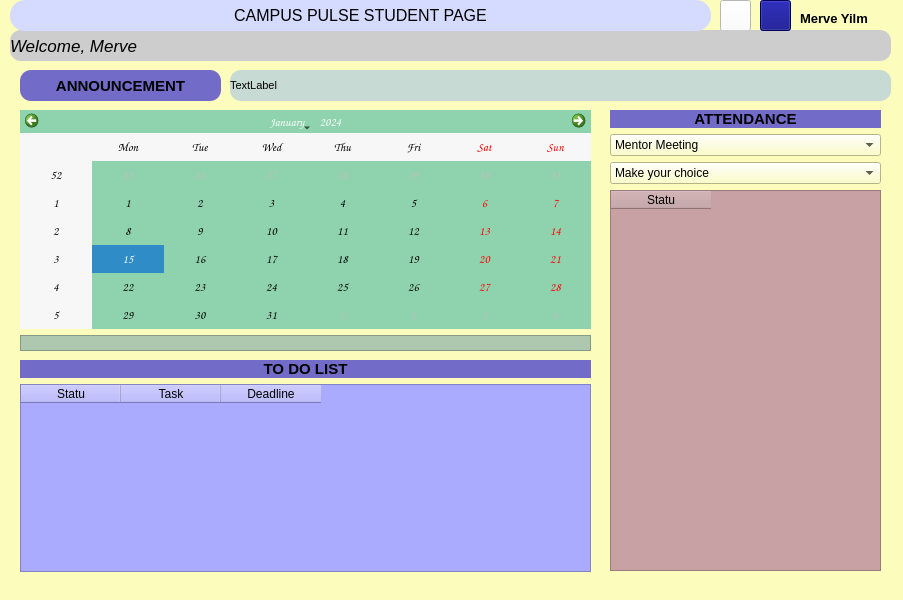
First picture: the form in student.ui, repository yaydemirpro/Campus-Pulse, before the edit.
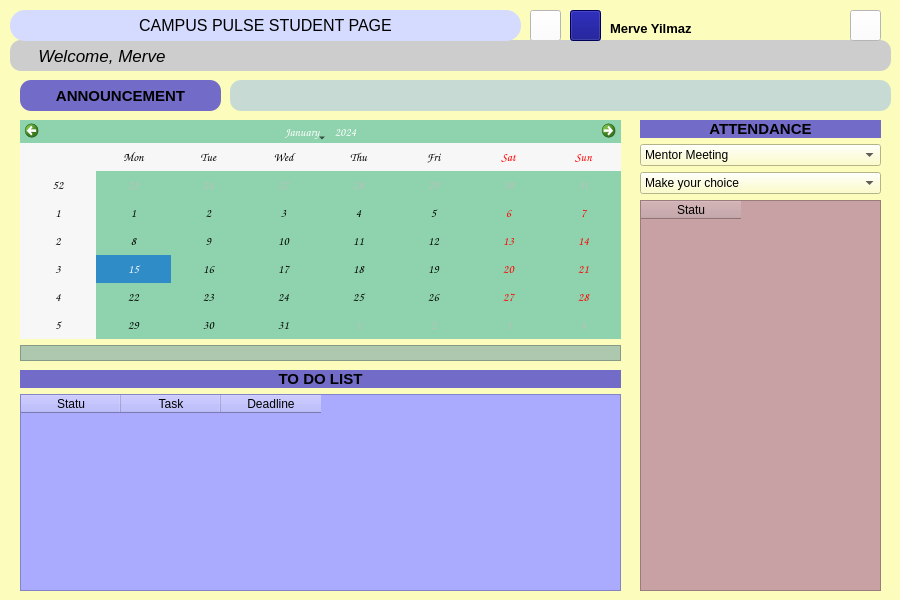
Second picture: the form after the edit. Icons and pictures are not drawn.

```diff
--- a/student.ui
+++ b/student.ui
@@ -6,7 +6,7 @@
    <rect>
     <x>0</x>
     <y>0</y>
-    <width>903</width>
+    <width>900</width>
     <height>600</height>
    </rect>
   </property>
@@ -35,8 +35,8 @@
    <widget class="QPushButton" name="pushButton">
     <property name="geometry">
      <rect>
-      <x>720</x>
-      <y>0</y>
+      <x>530</x>
+      <y>10</y>
       <width>31</width>
       <height>31</height>
      </rect>
@@ -62,7 +62,7 @@
     <property name="geometry">
      <rect>
       <x>10</x>
-      <y>30</y>
+      <y>40</y>
       <width>881</width>
       <height>31</height>
      </rect>
@@ -84,7 +84,7 @@
      <enum>QFrame::Sunken</enum>
     </property>
     <property name="text">
-     <string>Welcome, Merve</string>
+     <string>      Welcome, Merve</string>
     </property>
     <property name="margin">
      <number>0</number>
@@ -93,9 +93,9 @@
    <widget class="QLabel" name="label">
     <property name="geometry">
      <rect>
-      <x>800</x>
-      <y>10</y>
-      <width>68</width>
+      <x>610</x>
+      <y>20</y>
+      <width>231</width>
       <height>16</height>
      </rect>
     </property>
@@ -114,8 +114,8 @@
    <widget class="QPushButton" name="pushButton_2">
     <property name="geometry">
      <rect>
-      <x>760</x>
-      <y>0</y>
+      <x>570</x>
+      <y>10</y>
       <width>31</width>
       <height>31</height>
      </rect>
@@ -141,8 +141,8 @@
     <property name="geometry">
      <rect>
       <x>10</x>
-      <y>0</y>
-      <width>701</width>
+      <y>10</y>
+      <width>511</width>
       <height>31</height>
      </rect>
     </property>
@@ -168,10 +168,10 @@
    <widget class="QWidget" name="layoutWidget">
     <property name="geometry">
      <rect>
-      <x>610</x>
-      <y>110</y>
-      <width>271</width>
-      <height>461</height>
+      <x>640</x>
+      <y>120</y>
+      <width>241</width>
+      <height>471</height>
      </rect>
     </property>
     <layout class="QVBoxLayout" name="verticalLayout_3">
@@ -258,7 +258,7 @@
     <property name="geometry">
      <rect>
       <x>20</x>
-      <y>70</y>
+      <y>80</y>
       <width>201</width>
       <height>31</height>
      </rect>
@@ -285,9 +285,9 @@
     <property name="geometry">
      <rect>
       <x>20</x>
-      <y>360</y>
-      <width>571</width>
-      <height>212</height>
+      <y>370</y>
+      <width>601</width>
+      <height>221</height>
      </rect>
     </property>
     <layout class="QVBoxLayout" name="verticalLayout">
@@ -340,8 +340,8 @@
     <property name="geometry">
      <rect>
       <x>20</x>
-      <y>110</y>
-      <width>571</width>
+      <y>120</y>
+      <width>601</width>
       <height>241</height>
      </rect>
     </property>
@@ -387,7 +387,7 @@
     <property name="geometry">
      <rect>
       <x>230</x>
-      <y>70</y>
+      <y>80</y>
       <width>661</width>
       <height>31</height>
      </rect>
@@ -402,7 +402,7 @@
 background-color: rgb(200, 218, 212);</string>
     </property>
     <property name="text">
-     <string>TextLabel</string>
+     <string/>
     </property>
     <property name="alignment">
      <set>Qt::AlignLeading|Qt::AlignLeft|Qt::AlignVCenter</set>
@@ -411,16 +411,32 @@
      <number>10</number>
     </property>
    </widget>
-  </widget>
-  <widget class="QMenuBar" name="menubar">
-   <property name="geometry">
-    <rect>
-     <x>0</x>
-     <y>0</y>
-     <width>903</width>
-     <height>18</height>
-    </rect>
-   </property>
+   <widget class="QPushButton" name="back_button">
+    <property name="geometry">
+     <rect>
+      <x>850</x>
+      <y>10</y>
+      <width>31</width>
+      <height>31</height>
+     </rect>
+    </property>
+    <property name="styleSheet">
+     <string notr="true">background-color: rgb(255,255,255);</string>
+    </property>
+    <property name="text">
+     <string/>
+    </property>
+    <property name="icon">
+     <iconset>
+      <normaloff>back.png</normaloff>back.png</iconset>
+    </property>
+    <property name="iconSize">
+     <size>
+      <width>27</width>
+      <height>27</height>
+     </size>
+    </property>
+   </widget>
   </widget>
  </widget>
  <tabstops>
```
